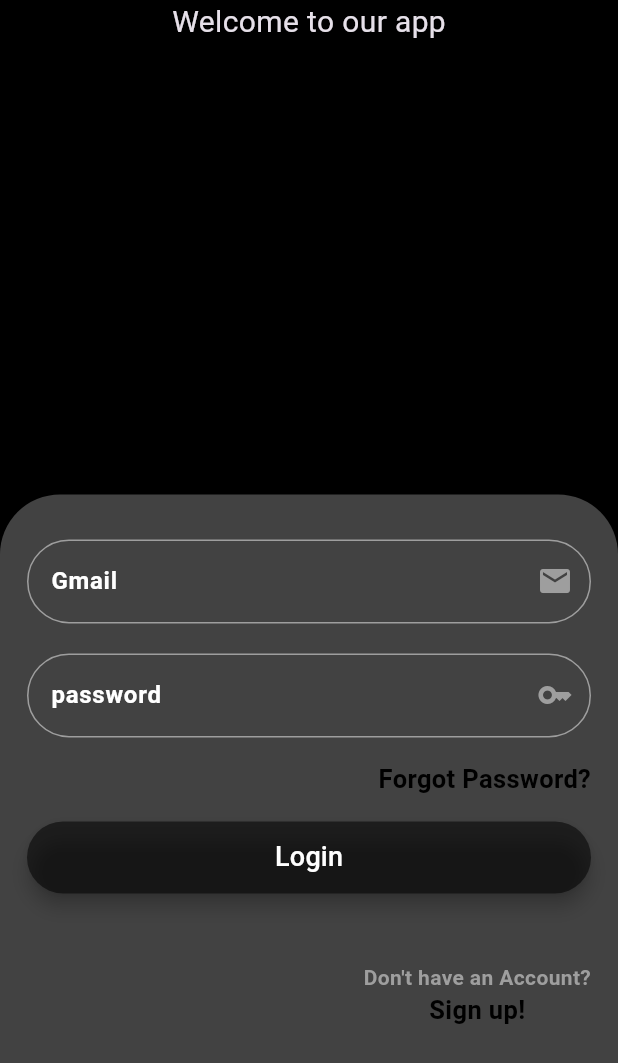
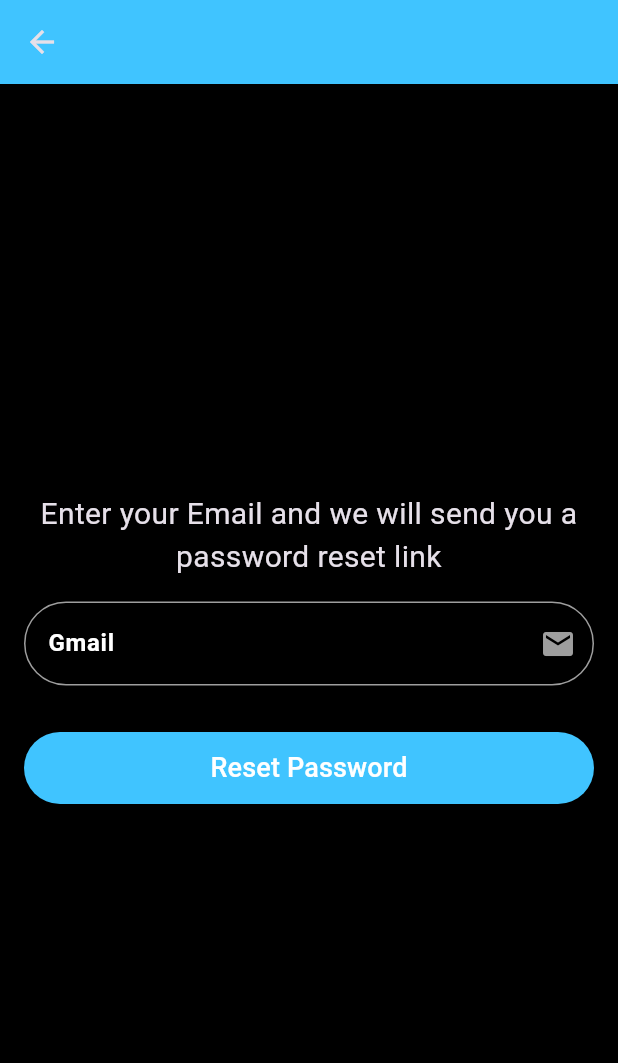
Before and after one commit to Querbog/login2, a Flutter app: the screen it shows after launch, after a tap on "Forgot Password?", on a phone screen of 412 x 824 dp. Shown: the top 1063 px of the screen. Run offline on Flutter 3.47's test engine with Material 3 defaults, Android fonts, the phone set to English and light mode, and no system bars; our stand-ins replace cloud_firestore, firebase_auth, firebase_core, firebase_storage, geocoding, geolocator and 2 more; missing offline and left inert: firebase_app_check; accounts and stored records are empty.

Commit message:
password reset

```diff
--- /dev/null
+++ b/lib/screens/forgot_password_screen.dart
@@ -0,0 +1,68 @@
+import 'package:firebase_auth/firebase_auth.dart';
+import 'package:flutter/material.dart';
+import 'package:login2/utilities/input_text_field.dart';
+import 'package:login2/utilities/button.dart';
+
+class ForgotPasswordScreen extends StatefulWidget {
+  const ForgotPasswordScreen({super.key});
+
+  @override
+  State<ForgotPasswordScreen> createState() => _ForgotPasswordScreenState();
+}
+
+class _ForgotPasswordScreenState extends State<ForgotPasswordScreen> {
+
+  final TextEditingController emailEditingController = TextEditingController();
+
+  Future passwordReset()async{
+  try{
+    await FirebaseAuth.instance.sendPasswordResetEmail(email: emailEditingController.text.trim());
+  }on FirebaseAuthException catch (e){
+    ScaffoldMessenger.of(context).showSnackBar(
+      SnackBar(
+        content: Text('$e'),
+      ),
+    );
+  }
+  }
+  @override
+  void dispose() {
+    // TODO: implement dispose
+    emailEditingController.dispose();
+    super.dispose();
+  }
+  @override
+  Widget build(BuildContext context) {
+    return Scaffold(
+      appBar: AppBar(
+        backgroundColor: Colors.lightBlueAccent,
+      ),
+      body: Padding(
+        padding: const EdgeInsets.all(16.0),
+        child: Column(
+          mainAxisAlignment: MainAxisAlignment.center,
+          children: [
+            Text('Enter your Email and we will send you a password reset link',
+            textAlign: TextAlign.center,
+            style: TextStyle(
+              fontSize: 20
+            ),),
+            SizedBox(height: 15.0,),
+            InputTextField(
+              label: 'Gmail',
+              icon: Icons.mail,
+              controller: emailEditingController,
+              obscure: false,
+            ),
+            SizedBox(height: 15.0,),
+            Button(
+                title: 'Reset Password',
+                colour: Colors.lightBlueAccent,
+                onPressed: passwordReset
+            ),
+          ],
+        ),
+      ),
+    );
+  }
+}
--- a/lib/screens/home_screen.dart
+++ b/lib/screens/home_screen.dart
@@ -93,7 +93,7 @@ class _HomeScreenState extends State<HomeScreen> {
             flex: 1,
             child: Padding(
               padding:
-              const EdgeInsets.symmetric(horizontal: 10.0, vertical: 30.0),
+              const EdgeInsets.symmetric(horizontal: 10.0, vertical: 15.0),
               child: Button(
                 title: 'Report problem',
                 colour: Colors.redAccent,
```
Also changed, not shown: lib/screens/login_screen.dart (+10 -1 lines), lib/screens/reg_screen.dart (+9 -0 lines), pubspec.lock, 1 other file.
